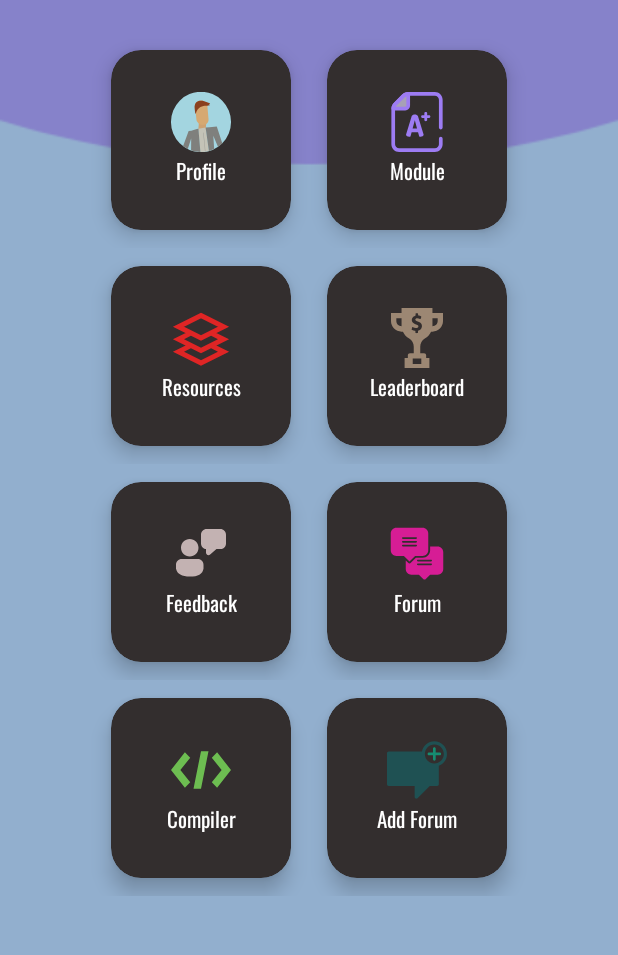
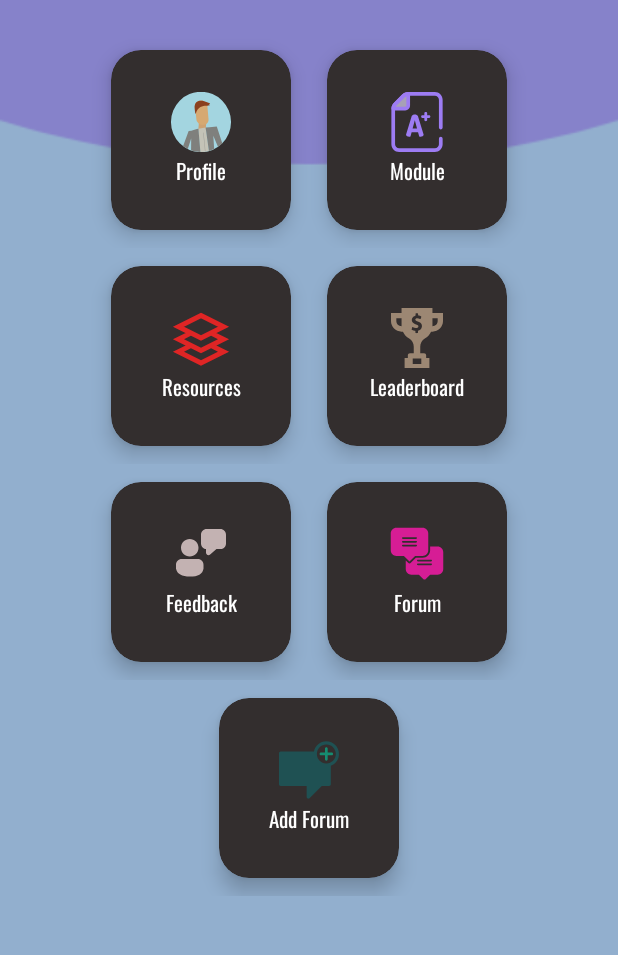
Before and after one commit to LauPeeps/JavaceClientAppNew, an Android app: the screen it shows after launch once a user with an empty profile is signed in (MainActivity), on a phone screen of 412 x 824 dp, the part 225-1180 px from its top. Run offline under Robolectric (Android 15) with nearby library versions, the phone set to English and light mode, and no system bars; our stand-ins replace Firebase (no records; nobody signed in at launch, a user with empty details on screens opened directly).

Commit message:
new client

```diff
--- a/app/src/main/java/com/example/javaceclientapp/MainActivity.java
+++ b/app/src/main/java/com/example/javaceclientapp/MainActivity.java
@@ -40,7 +40,7 @@ public class MainActivity extends AppCompatActivity{
     FirebaseAuth firebaseAuth;
     FirebaseFirestore firestore;
     Dialog progressDialog;
-    ImageView logout, goToProfile, goToQuiz, goToResources, goToLeaderboard, goToFeedback, goToForum, goToAddForum, goToCompiler;
+    ImageView logout, goToProfile, goToQuiz, goToResources, goToLeaderboard, goToFeedback, goToForum, goToAddForum;
     TextView userName;
     String currentUser;
     static String userNow;
@@ -68,7 +68,6 @@ public class MainActivity extends AppCompatActivity{
         goToFeedback = findViewById(R.id.goToFeedback);
         goToForum = findViewById(R.id.goToForum);
         goToAddForum = findViewById(R.id.goToAddForum);
-        goToCompiler = findViewById(R.id.goToCompiler);
 
         userName = findViewById(R.id.userName);
 
@@ -77,13 +76,6 @@ public class MainActivity extends AppCompatActivity{
             public void onClick(View view) {
                 startActivity(new Intent(MainActivity.this, LoginActivity.class));
                 firebaseAuth.signOut();
-            }
-        });
-
-        goToCompiler.setOnClickListener(new View.OnClickListener() {
-            @Override
-            public void onClick(View view) {
-                redirectActivity(MainActivity.this, CompilerActivity.class);
             }
         });
 
--- a/app/src/main/res/layout/activity_main.xml
+++ b/app/src/main/res/layout/activity_main.xml
@@ -300,37 +300,6 @@
                 android:orientation="vertical">
 
                <ImageView
-                   android:id="@+id/goToCompiler"
-                   android:layout_width="40dp"
-                   android:layout_height="40dp"
-                   android:layout_gravity="center"
-                   android:background="@drawable/img_code_exercises"/>
-
-               <TextView
-                   android:layout_width="match_parent"
-                   android:layout_height="wrap_content"
-                   android:text="Compiler"
-                   android:textAlignment="center"
-                   android:textColor="@color/white" />
-
-            </LinearLayout>
-         </androidx.cardview.widget.CardView>
-
-         <androidx.cardview.widget.CardView
-             android:layout_width="120dp"
-             android:layout_height="120dp"
-             app:cardCornerRadius="20dp"
-             app:cardBackgroundColor="#332E2E"
-             android:layout_margin="12dp"
-             app:cardElevation="8dp">
-
-            <LinearLayout
-                android:layout_width="match_parent"
-                android:layout_height="wrap_content"
-                android:layout_gravity="center"
-                android:orientation="vertical">
-
-               <ImageView
                    android:id="@+id/goToAddForum"
                    android:layout_width="40dp"
                    android:layout_height="40dp"
```
